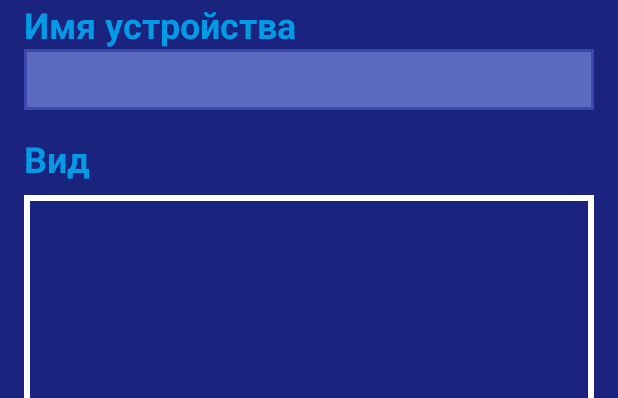
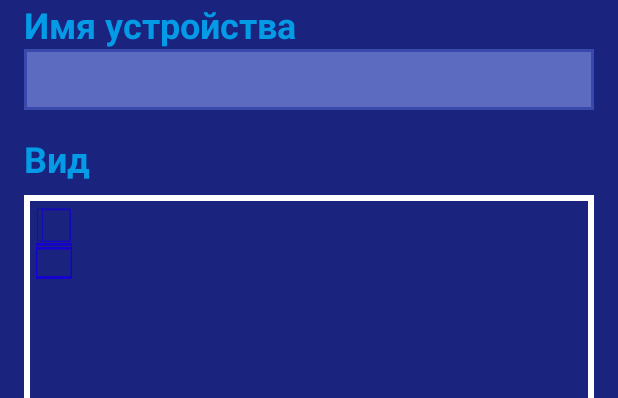
Before and after one commit to CavInc/FrozerRemoteControl, an Android app: the layout save_fragment.xml on its own in the app's theme, with its tools: preview values and no code run, on a phone screen of 412 x 824 dp. Shown: the top 398 px of the screen. Run offline under Robolectric (Android 15) with nearby library versions, the phone set to English and light mode, and no system bars.

Commit message:
Работа над добавлением вида холодильника

```diff
--- a/app/src/main/res/layout/save_fragment.xml
+++ b/app/src/main/res/layout/save_fragment.xml
@@ -37,7 +37,19 @@
         android:background="@drawable/border_white_bg"
         android:layout_width="match_parent"
         android:layout_height="match_parent">
-
+        <LinearLayout
+            android:orientation="vertical"
+            android:layout_width="match_parent"
+            android:layout_height="match_parent">
+            <ImageView
+                android:src="@drawable/ic_fr1"
+                android:layout_width="wrap_content"
+                android:layout_height="wrap_content" />
+            <ImageView
+                android:src="@drawable/ic_fr2"
+                android:layout_width="wrap_content"
+                android:layout_height="wrap_content" />
+        </LinearLayout>
     </FrameLayout>
 
 </RelativeLayout>
```
